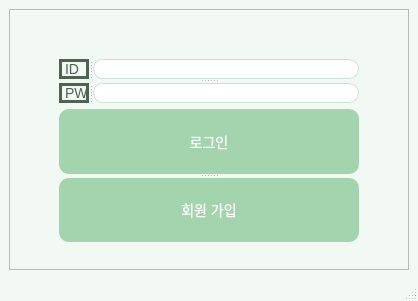
hong000321/3rd_mini_PlantServant, file Client/views/LoginMainWindow.ui: the form before one commit.
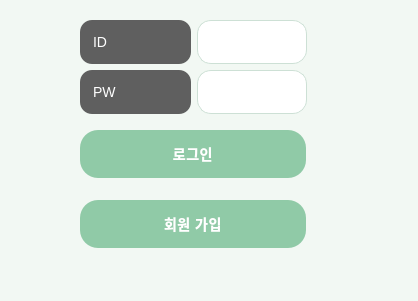
The form after the commit.

Commit message: [Client|Login] 로그인성공

Diff of the .ui file:
```diff
--- a/Client/views/LoginMainWindow.ui
+++ b/Client/views/LoginMainWindow.ui
@@ -29,15 +29,21 @@
    <string notr="true">
 QMainWindow {
     background-color: #f2f8f3;
-    font-family: "Segoe UI", "Malgun Gothic", sans-serif;
+    font-family: &quot;Segoe UI&quot;, &quot;Malgun Gothic&quot;, sans-serif;
+    border: none;
+}
+
+QWidget {
+    border: none;
 }
 
 QLineEdit {
     background-color: #ffffff;
     border: 1px solid #cde0d5;
-    border-radius: 10px;
+    border-radius: 14px;
     padding: 6px 12px;
     font-size: 14px;
+    min-height: 28px;
 }
 
 QLineEdit:focus {
@@ -46,12 +52,15 @@
 }
 
 QPushButton {
-    background-color: #a4d4ae;
+    background-color: #90caa7;
     border: none;
-    border-radius: 10px;
-    padding: 8px 16px;
+    border-radius: 18px;
+    padding: 8px 18px;
     font-size: 14px;
-    color: #fff;
+    color: #ffffff;
+    font-weight: bold;
+    letter-spacing: 0.5px;
+    min-height: 32px;
 }
 
 QPushButton:hover {
@@ -59,160 +68,53 @@
 }
 
 QLabel {
-    color: #4e6351;
+    background-color: #5f5f5f;
+    color: #ffffff;
     font-size: 14px;
+    border-radius: 12px;
+    padding: 6px 10px;
+    min-width: 50px;
+    min-height: 28px;
+    qproperty-alignment: AlignCenter;
+    border: none;
 }
 </string>
   </property>
   <widget class="QWidget" name="centralwidget">
-   <layout class="QGridLayout" name="gridLayout">
-    <item row="0" column="0">
-     <widget class="QFrame" name="frame">
-      <property name="frameShape">
-       <enum>QFrame::Shape::StyledPanel</enum>
-      </property>
-      <property name="frameShadow">
-       <enum>QFrame::Shadow::Sunken</enum>
-      </property>
-      <layout class="QVBoxLayout" name="verticalLayout_2">
-       <item>
-        <layout class="QHBoxLayout" name="horizontalLayout">
-         <item>
-          <spacer name="horizontalSpacer_3">
-           <property name="orientation">
-            <enum>Qt::Orientation::Horizontal</enum>
-           </property>
-           <property name="sizeHint" stdset="0">
-            <size>
-             <width>40</width>
-             <height>20</height>
-            </size>
-           </property>
-          </spacer>
-         </item>
-        </layout>
-       </item>
-       <item>
-        <spacer name="verticalSpacer_3">
-         <property name="orientation">
-          <enum>Qt::Orientation::Vertical</enum>
-         </property>
-         <property name="sizeType">
-          <enum>QSizePolicy::Policy::Minimum</enum>
-         </property>
-         <property name="sizeHint" stdset="0">
-          <size>
-           <width>20</width>
-           <height>20</height>
-          </size>
-         </property>
-        </spacer>
-       </item>
-       <item>
-        <layout class="QHBoxLayout" name="horizontalLayout_2">
-         <item>
-          <spacer name="horizontalSpacer_2">
-           <property name="orientation">
-            <enum>Qt::Orientation::Horizontal</enum>
-           </property>
-           <property name="sizeType">
-            <enum>QSizePolicy::Policy::Minimum</enum>
-           </property>
-           <property name="sizeHint" stdset="0">
-            <size>
-             <width>40</width>
-             <height>20</height>
-            </size>
-           </property>
-          </spacer>
-         </item>
-         <item>
-          <layout class="QVBoxLayout" name="verticalLayout">
-           <item>
-            <widget class="QSplitter" name="splitter_3">
-             <property name="orientation">
-              <enum>Qt::Orientation::Vertical</enum>
-             </property>
-             <widget class="QSplitter" name="splitter">
-              <property name="sizePolicy">
-               <sizepolicy hsizetype="Expanding" vsizetype="Expanding">
-                <horstretch>0</horstretch>
-                <verstretch>0</verstretch>
-               </sizepolicy>
-              </property>
-              <property name="minimumSize">
-               <size>
-                <width>190</width>
-                <height>20</height>
-               </size>
-              </property>
-              <property name="maximumSize">
-               <size>
-                <width>16777215</width>
-                <height>20</height>
-               </size>
-              </property>
-              <property name="orientation">
-               <enum>Qt::Orientation::Horizontal</enum>
-              </property>
-              <widget class="QLabel" name="label_id">
-               <property name="sizePolicy">
-                <sizepolicy hsizetype="Expanding" vsizetype="Expanding">
-                 <horstretch>200</horstretch>
-                 <verstretch>20</verstretch>
-                </sizepolicy>
-               </property>
-               <property name="minimumSize">
-                <size>
-                 <width>30</width>
-                 <height>20</height>
-                </size>
-               </property>
-               <property name="maximumSize">
-                <size>
-                 <width>30</width>
-                 <height>20</height>
-                </size>
-               </property>
-               <property name="frameShape">
-                <enum>QFrame::Shape::Box</enum>
-               </property>
-               <property name="lineWidth">
-                <number>3</number>
-               </property>
-               <property name="text">
-                <string>ID</string>
-               </property>
-              </widget>
-              <widget class="QLineEdit" name="lineEdit_id">
-               <property name="enabled">
-                <bool>true</bool>
-               </property>
-               <property name="sizePolicy">
-                <sizepolicy hsizetype="Expanding" vsizetype="Expanding">
-                 <horstretch>200</horstretch>
-                 <verstretch>20</verstretch>
-                </sizepolicy>
-               </property>
-               <property name="minimumSize">
-                <size>
-                 <width>150</width>
-                 <height>20</height>
-                </size>
-               </property>
-               <property name="styleSheet">
-                <string notr="true">
+   <widget class="QPushButton" name="pushButton_register">
+    <property name="geometry">
+     <rect>
+      <x>80</x>
+      <y>200</y>
+      <width>226</width>
+      <height>48</height>
+     </rect>
+    </property>
+    <property name="minimumSize">
+     <size>
+      <width>0</width>
+      <height>48</height>
+     </size>
+    </property>
+    <property name="styleSheet">
+     <string notr="true">
 QMainWindow {
     background-color: #f2f8f3;
-    font-family: "Segoe UI", "Malgun Gothic", sans-serif;
+    font-family: &quot;Segoe UI&quot;, &quot;Malgun Gothic&quot;, sans-serif;
+    border: none;
 }
 
+QWidget {
+    border: none;
+}
+
 QLineEdit {
     background-color: #ffffff;
     border: 1px solid #cde0d5;
-    border-radius: 10px;
+    border-radius: 14px;
     padding: 6px 12px;
     font-size: 14px;
+    min-height: 28px;
 }
 
 QLineEdit:focus {
@@ -221,12 +123,15 @@
 }
 
 QPushButton {
-    background-color: #a4d4ae;
+    background-color: #90caa7;
     border: none;
-    border-radius: 10px;
-    padding: 8px 16px;
+    border-radius: 18px;
+    padding: 8px 18px;
     font-size: 14px;
-    color: #fff;
+    color: #ffffff;
+    font-weight: bold;
+    letter-spacing: 0.5px;
+    min-height: 32px;
 }
 
 QPushButton:hover {
@@ -234,87 +139,50 @@
 }
 
 QLabel {
-    color: #4e6351;
+    background-color: #5f5f5f;
+    color: #ffffff;
     font-size: 14px;
+    border-radius: 12px;
+    padding: 6px 10px;
+    min-width: 50px;
+    min-height: 28px;
+    qproperty-alignment: AlignCenter;
+    border: none;
 }
 </string>
-               </property>
-              </widget>
-             </widget>
-             <widget class="QSplitter" name="splitter_2">
-              <property name="sizePolicy">
-               <sizepolicy hsizetype="Expanding" vsizetype="Minimum">
-                <horstretch>0</horstretch>
-                <verstretch>0</verstretch>
-               </sizepolicy>
-              </property>
-              <property name="minimumSize">
-               <size>
-                <width>190</width>
-                <height>20</height>
-               </size>
-              </property>
-              <property name="maximumSize">
-               <size>
-                <width>16777215</width>
-                <height>20</height>
-               </size>
-              </property>
-              <property name="orientation">
-               <enum>Qt::Orientation::Horizontal</enum>
-              </property>
-              <widget class="QLabel" name="label_pw">
-               <property name="sizePolicy">
-                <sizepolicy hsizetype="Expanding" vsizetype="Expanding">
-                 <horstretch>200</horstretch>
-                 <verstretch>20</verstretch>
-                </sizepolicy>
-               </property>
-               <property name="maximumSize">
-                <size>
-                 <width>30</width>
-                 <height>20</height>
-                </size>
-               </property>
-               <property name="frameShape">
-                <enum>QFrame::Shape::Box</enum>
-               </property>
-               <property name="lineWidth">
-                <number>3</number>
-               </property>
-               <property name="text">
-                <string>PW</string>
-               </property>
-              </widget>
-              <widget class="QLineEdit" name="lineEdit_pw">
-               <property name="sizePolicy">
-                <sizepolicy hsizetype="Expanding" vsizetype="Expanding">
-                 <horstretch>200</horstretch>
-                 <verstretch>20</verstretch>
-                </sizepolicy>
-               </property>
-               <property name="minimumSize">
-                <size>
-                 <width>150</width>
-                 <height>20</height>
-                </size>
-               </property>
-               <property name="autoFillBackground">
-                <bool>false</bool>
-               </property>
-               <property name="styleSheet">
-                <string notr="true">
+    </property>
+    <property name="text">
+     <string>회원 가입</string>
+    </property>
+   </widget>
+   <widget class="QPushButton" name="pushButton_login">
+    <property name="geometry">
+     <rect>
+      <x>80</x>
+      <y>130</y>
+      <width>226</width>
+      <height>48</height>
+     </rect>
+    </property>
+    <property name="styleSheet">
+     <string notr="true">
 QMainWindow {
     background-color: #f2f8f3;
-    font-family: "Segoe UI", "Malgun Gothic", sans-serif;
+    font-family: &quot;Segoe UI&quot;, &quot;Malgun Gothic&quot;, sans-serif;
+    border: none;
 }
 
+QWidget {
+    border: none;
+}
+
 QLineEdit {
     background-color: #ffffff;
     border: 1px solid #cde0d5;
-    border-radius: 10px;
+    border-radius: 14px;
     padding: 6px 12px;
     font-size: 14px;
+    min-height: 28px;
 }
 
 QLineEdit:focus {
@@ -323,12 +191,15 @@
 }
 
 QPushButton {
-    background-color: #a4d4ae;
+    background-color: #90caa7;
     border: none;
-    border-radius: 10px;
-    padding: 8px 16px;
+    border-radius: 18px;
+    padding: 8px 18px;
     font-size: 14px;
-    color: #fff;
+    color: #ffffff;
+    font-weight: bold;
+    letter-spacing: 0.5px;
+    min-height: 32px;
 }
 
 QPushButton:hover {
@@ -336,52 +207,81 @@
 }
 
 QLabel {
-    color: #4e6351;
+    background-color: #5f5f5f;
+    color: #ffffff;
     font-size: 14px;
+    border-radius: 12px;
+    padding: 6px 10px;
+    min-width: 50px;
+    min-height: 28px;
+    qproperty-alignment: AlignCenter;
+    border: none;
 }
 </string>
-               </property>
-               <property name="inputMethodHints">
-                <set>Qt::InputMethodHint::ImhHiddenText|Qt::InputMethodHint::ImhNoAutoUppercase|Qt::InputMethodHint::ImhNoPredictiveText|Qt::InputMethodHint::ImhSensitiveData</set>
-               </property>
-               <property name="echoMode">
-                <enum>QLineEdit::EchoMode::Password</enum>
-               </property>
-              </widget>
-             </widget>
-            </widget>
-           </item>
-           <item>
-            <widget class="QSplitter" name="splitter_4">
-             <property name="minimumSize">
-              <size>
-               <width>300</width>
-               <height>100</height>
-              </size>
-             </property>
-             <property name="orientation">
-              <enum>Qt::Orientation::Vertical</enum>
-             </property>
-             <widget class="QPushButton" name="pushButton_login">
-              <property name="minimumSize">
-               <size>
-                <width>0</width>
-                <height>40</height>
-               </size>
-              </property>
-              <property name="styleSheet">
-               <string notr="true">
+    </property>
+    <property name="text">
+     <string>로그인</string>
+    </property>
+   </widget>
+   <widget class="QWidget" name="">
+    <property name="geometry">
+     <rect>
+      <x>80</x>
+      <y>20</y>
+      <width>227</width>
+      <height>44</height>
+     </rect>
+    </property>
+    <layout class="QHBoxLayout" name="horizontalLayout">
+     <item>
+      <widget class="QLabel" name="label_id">
+       <property name="sizePolicy">
+        <sizepolicy hsizetype="Expanding" vsizetype="Expanding">
+         <horstretch>200</horstretch>
+         <verstretch>20</verstretch>
+        </sizepolicy>
+       </property>
+       <property name="frameShape">
+        <enum>QFrame::Shape::Box</enum>
+       </property>
+       <property name="lineWidth">
+        <number>3</number>
+       </property>
+       <property name="text">
+        <string>ID</string>
+       </property>
+      </widget>
+     </item>
+     <item>
+      <widget class="QLineEdit" name="lineEdit_id">
+       <property name="enabled">
+        <bool>true</bool>
+       </property>
+       <property name="sizePolicy">
+        <sizepolicy hsizetype="Expanding" vsizetype="Expanding">
+         <horstretch>200</horstretch>
+         <verstretch>20</verstretch>
+        </sizepolicy>
+       </property>
+       <property name="styleSheet">
+        <string notr="true">
 QMainWindow {
     background-color: #f2f8f3;
-    font-family: "Segoe UI", "Malgun Gothic", sans-serif;
+    font-family: &quot;Segoe UI&quot;, &quot;Malgun Gothic&quot;, sans-serif;
+    border: none;
 }
 
+QWidget {
+    border: none;
+}
+
 QLineEdit {
     background-color: #ffffff;
     border: 1px solid #cde0d5;
-    border-radius: 10px;
+    border-radius: 14px;
     padding: 6px 12px;
     font-size: 14px;
+    min-height: 28px;
 }
 
 QLineEdit:focus {
@@ -390,12 +290,15 @@
 }
 
 QPushButton {
-    background-color: #a4d4ae;
+    background-color: #90caa7;
     border: none;
-    border-radius: 10px;
-    padding: 8px 16px;
+    border-radius: 18px;
+    padding: 8px 18px;
     font-size: 14px;
-    color: #fff;
+    color: #ffffff;
+    font-weight: bold;
+    letter-spacing: 0.5px;
+    min-height: 32px;
 }
 
 QPushButton:hover {
@@ -403,35 +306,81 @@
 }
 
 QLabel {
-    color: #4e6351;
+    background-color: #5f5f5f;
+    color: #ffffff;
     font-size: 14px;
+    border-radius: 12px;
+    padding: 6px 10px;
+    min-width: 50px;
+    min-height: 28px;
+    qproperty-alignment: AlignCenter;
+    border: none;
 }
 </string>
-              </property>
-              <property name="text">
-               <string>로그인</string>
-              </property>
-             </widget>
-             <widget class="QPushButton" name="pushButton_register">
-              <property name="minimumSize">
-               <size>
-                <width>0</width>
-                <height>40</height>
-               </size>
-              </property>
-              <property name="styleSheet">
-               <string notr="true">
+       </property>
+      </widget>
+     </item>
+    </layout>
+   </widget>
+   <widget class="QWidget" name="">
+    <property name="geometry">
+     <rect>
+      <x>80</x>
+      <y>70</y>
+      <width>227</width>
+      <height>44</height>
+     </rect>
+    </property>
+    <layout class="QHBoxLayout" name="horizontalLayout_2">
+     <item>
+      <widget class="QLabel" name="label_pw">
+       <property name="sizePolicy">
+        <sizepolicy hsizetype="Expanding" vsizetype="Expanding">
+         <horstretch>200</horstretch>
+         <verstretch>20</verstretch>
+        </sizepolicy>
+       </property>
+       <property name="frameShape">
+        <enum>QFrame::Shape::Box</enum>
+       </property>
+       <property name="lineWidth">
+        <number>3</number>
+       </property>
+       <property name="text">
+        <string>PW</string>
+       </property>
+      </widget>
+     </item>
+     <item>
+      <widget class="QLineEdit" name="lineEdit_pw">
+       <property name="sizePolicy">
+        <sizepolicy hsizetype="Expanding" vsizetype="Expanding">
+         <horstretch>200</horstretch>
+         <verstretch>20</verstretch>
+        </sizepolicy>
+       </property>
+       <property name="autoFillBackground">
+        <bool>false</bool>
+       </property>
+       <property name="styleSheet">
+        <string notr="true">
 QMainWindow {
     background-color: #f2f8f3;
-    font-family: "Segoe UI", "Malgun Gothic", sans-serif;
+    font-family: &quot;Segoe UI&quot;, &quot;Malgun Gothic&quot;, sans-serif;
+    border: none;
 }
 
+QWidget {
+    border: none;
+}
+
 QLineEdit {
     background-color: #ffffff;
     border: 1px solid #cde0d5;
-    border-radius: 10px;
+    border-radius: 14px;
     padding: 6px 12px;
     font-size: 14px;
+    min-height: 28px;
 }
 
 QLineEdit:focus {
@@ -440,12 +389,15 @@
 }
 
 QPushButton {
-    background-color: #a4d4ae;
+    background-color: #90caa7;
     border: none;
-    border-radius: 10px;
-    padding: 8px 16px;
+    border-radius: 18px;
+    padding: 8px 18px;
     font-size: 14px;
-    color: #fff;
+    color: #ffffff;
+    font-weight: bold;
+    letter-spacing: 0.5px;
+    min-height: 32px;
 }
 
 QPushButton:hover {
@@ -453,57 +405,28 @@
 }
 
 QLabel {
-    color: #4e6351;
+    background-color: #5f5f5f;
+    color: #ffffff;
     font-size: 14px;
+    border-radius: 12px;
+    padding: 6px 10px;
+    min-width: 50px;
+    min-height: 28px;
+    qproperty-alignment: AlignCenter;
+    border: none;
 }
 </string>
-              </property>
-              <property name="text">
-               <string>회원 가입</string>
-              </property>
-             </widget>
-            </widget>
-           </item>
-          </layout>
-         </item>
-         <item>
-          <spacer name="horizontalSpacer">
-           <property name="orientation">
-            <enum>Qt::Orientation::Horizontal</enum>
-           </property>
-           <property name="sizeType">
-            <enum>QSizePolicy::Policy::Minimum</enum>
-           </property>
-           <property name="sizeHint" stdset="0">
-            <size>
-             <width>40</width>
-             <height>20</height>
-            </size>
-           </property>
-          </spacer>
-         </item>
-        </layout>
-       </item>
-       <item>
-        <spacer name="verticalSpacer_2">
-         <property name="orientation">
-          <enum>Qt::Orientation::Vertical</enum>
-         </property>
-         <property name="sizeType">
-          <enum>QSizePolicy::Policy::Minimum</enum>
-         </property>
-         <property name="sizeHint" stdset="0">
-          <size>
-           <width>20</width>
-           <height>18</height>
-          </size>
-         </property>
-        </spacer>
-       </item>
-      </layout>
-     </widget>
-    </item>
-   </layout>
+       </property>
+       <property name="inputMethodHints">
+        <set>Qt::InputMethodHint::ImhHiddenText|Qt::InputMethodHint::ImhNoAutoUppercase|Qt::InputMethodHint::ImhNoPredictiveText|Qt::InputMethodHint::ImhSensitiveData</set>
+       </property>
+       <property name="echoMode">
+        <enum>QLineEdit::EchoMode::Password</enum>
+       </property>
+      </widget>
+     </item>
+    </layout>
+   </widget>
   </widget>
   <widget class="QStatusBar" name="statusbar"/>
  </widget>
```
Left out of the diff: 10 changed lines with no effect on the pictures. The commit also changes 12 other files.
